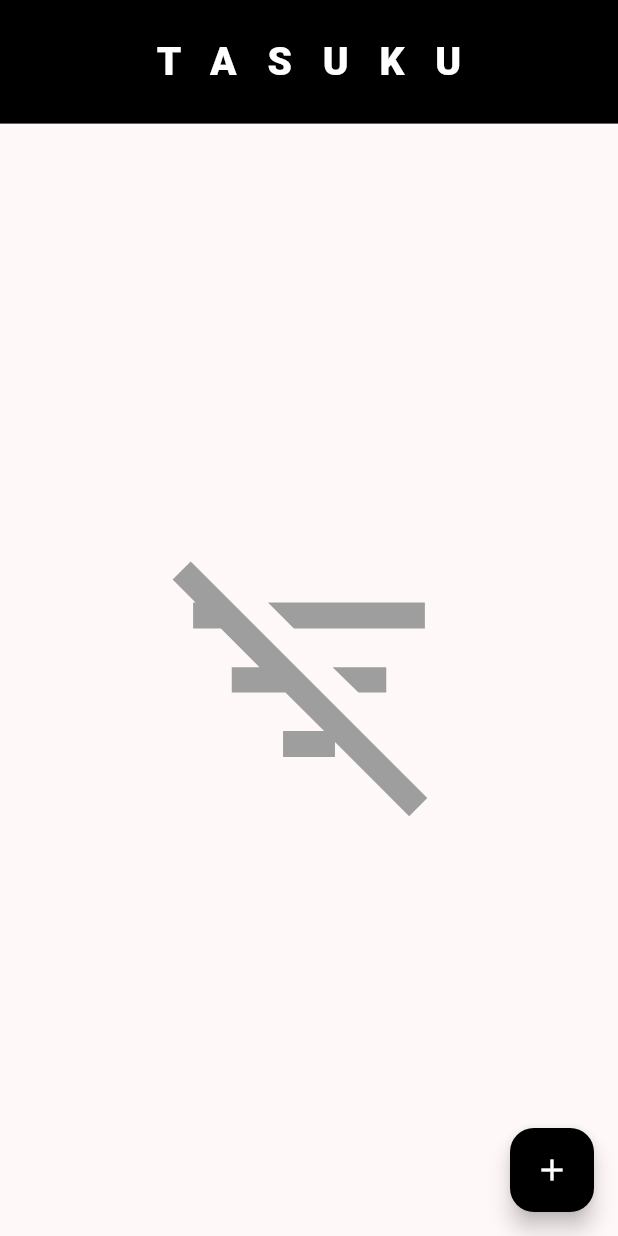
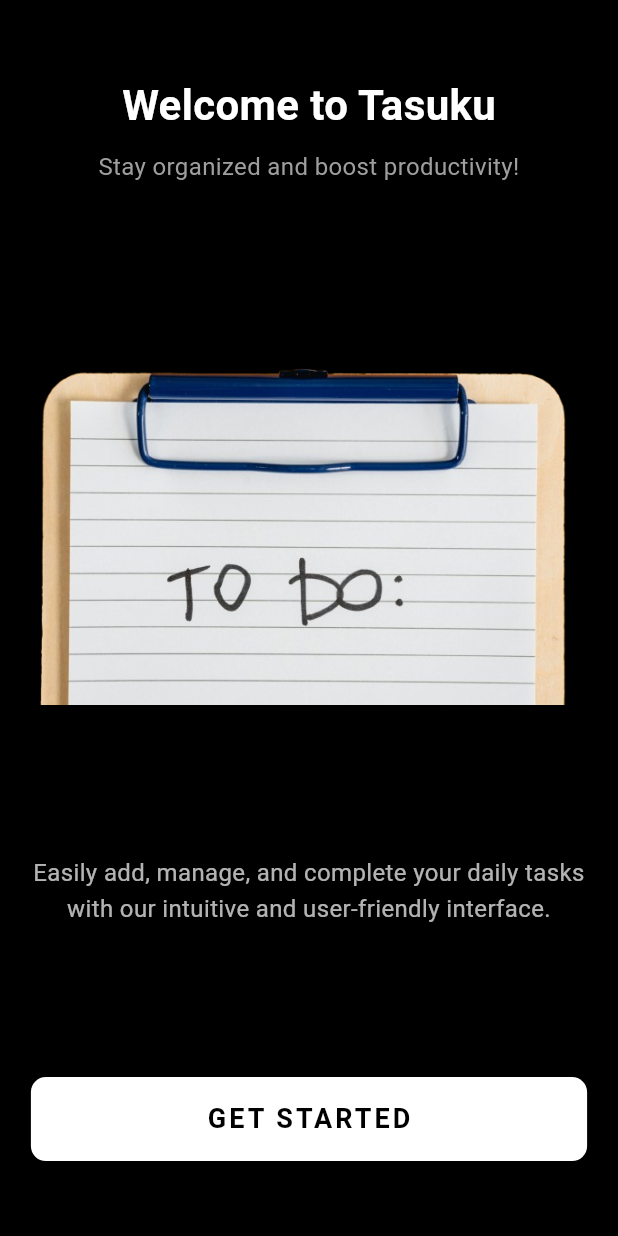
Before and after one commit to THEJOHNCALEB/Tasuku, a Flutter app: the screen it shows after launch, on a phone screen of 412 x 824 dp. Run offline on Flutter 3.47's test engine with Material 3 defaults, Android fonts, the light colour scheme and no system bars; our stand-ins replace hive_flutter; accounts and stored records are empty.

Commit message:
Added Onboarding Page

```diff
--- a/lib/main.dart
+++ b/lib/main.dart
@@ -1,7 +1,6 @@
 import 'package:flutter/material.dart';
 import 'package:hive_flutter/hive_flutter.dart';
-import 'package:tasuku/pages/home_page.dart';
-
+import 'package:tasuku/pages/onboarding.dart';
 void main() async {
   await Hive.initFlutter("hive");
   runApp(const MyApp());
@@ -19,7 +18,7 @@
         colorScheme: ColorScheme.fromSeed(seedColor: Colors.black),
         useMaterial3: true,
       ),
-      home: const HomePage(),
+      home: const Onboarding(),
     );
   }
 }
--- a/lib/pages/home_page.dart
+++ b/lib/pages/home_page.dart
@@ -42,7 +42,7 @@ class _HomePageState extends State<HomePage> {
   }
 
 Widget _listOfTaskView() {
-    List tasks = _box!.values.toList();
+  List tasks = _box!.values.toList().reversed.toList();
   return ListView.builder(
     itemCount: tasks.length,
     itemBuilder: (BuildContext _context, int _index) {
@@ -52,29 +52,32 @@ class _HomePageState extends State<HomePage> {
           task.task,
           style: TextStyle(
             decoration: task.check ? TextDecoration.lineThrough : null,
-                  fontSize: 27),
+            fontSize: 21,
+            color: task.check ? Colors.grey : Colors.black,
+          ),
         ),
         subtitle: Text(
-              "${task.time.day.toString()}/${task.time.month.toString()} - ${task.time.hour.toString()}:${task.time.minute.toString()}:${task.time.second.toString()}",
-              style: const TextStyle(fontSize: 15),
+          "${task.time.day.toString()}/${task.time.month.toString()} ~ ${task.time.hour.toString()}:${task.time.minute.toString()}:${task.time.second.toString()}",
+          style: const TextStyle(fontSize: 12, color: Colors.grey),
         ),
         trailing: Icon(
           task.check ? Icons.check_box_outlined : Icons.check_box_outline_blank,
         ),
         onLongPress: () {
-              _box?.deleteAt(_index);
+          _box?.deleteAt(tasks.length - 1 - _index);
           setState(() {});
         },
         onTap: () {
           task.check = !task.check;
           _box?.putAt(
-                _index,
+            tasks.length - 1 - _index,
             task.toMap(),
           );
           setState(() {});
         },
       );
-        });
+    },
+  );
 }
 
   Widget _getAllLists() {
--- /dev/null
+++ b/lib/pages/onboarding.dart
@@ -0,0 +1,109 @@
+import 'package:flutter/material.dart';
+import 'package:tasuku/pages/home_page.dart';
+
+class Onboarding extends StatelessWidget {
+  const Onboarding({super.key});
+
+  @override
+  Widget build(BuildContext context) {
+    return SafeArea(
+      child: Scaffold(
+        backgroundColor: Colors.black,
+        body: Column(
+          mainAxisAlignment: MainAxisAlignment.spaceAround,
+          children: [
+            _homeHeaderWidget(),
+            _mainImageWidget(context),
+            _descriptionWidget(),
+            _getStartedButtonWidget(context),
+          ],
+        ),
+      ),
+    );
+  }
+
+  Widget _homeHeaderWidget() {
+    return const Column(
+      children: [
+        Text(
+          "Welcome to Tasuku",
+          style: TextStyle(
+            color: Colors.white,
+            fontSize: 28,
+            fontWeight: FontWeight.bold,
+          ),
+        ),
+        SizedBox(height: 10),
+        Text(
+          "Stay organized and boost productivity!",
+          style: TextStyle(
+            color: Colors.grey,
+            fontSize: 16,
+          ),
+          textAlign: TextAlign.center,
+        ),
+      ],
+    );
+  }
+
+  Widget _mainImageWidget(BuildContext context) {
+    var _deviceHeight = MediaQuery.of(context).size.height;
+    return Container(
+      height: _deviceHeight * 0.3,
+      decoration: const BoxDecoration(
+        image: DecorationImage(
+          image: AssetImage("assets/img/onboarding.png"),
+          fit: BoxFit.contain,
+        ),
+      ),
+    );
+  }
+
+  Widget _descriptionWidget() {
+    return const Padding(
+      padding: EdgeInsets.symmetric(horizontal: 20),
+      child: Text(
+        "Easily add, manage, and complete your daily tasks with our intuitive and user-friendly interface.",
+        style: TextStyle(
+          color: Colors.white70,
+          fontSize: 16,
+          height: 1.5,
+        ),
+        textAlign: TextAlign.center,
+      ),
+    );
+  }
+
+  Widget _getStartedButtonWidget(BuildContext context) {
+    var _deviceWidth = MediaQuery.of(context).size.width;
+    return SizedBox(
+      width: _deviceWidth * 0.9,
+      child: TextButton(
+        onPressed: () {
+          // var box = await Hive.openBox('settings');
+          // box.put('isFirstLaunch', false);
+          Navigator.pushReplacement(
+            context,
+            MaterialPageRoute(builder: (context) => const HomePage()),
+          );
+        },
+        style: TextButton.styleFrom(
+          backgroundColor: Colors.white,
+          padding: const EdgeInsets.symmetric(vertical: 15),
+          shape: RoundedRectangleBorder(
+            borderRadius: BorderRadius.circular(10),
+          ),
+        ),
+        child: const Text(
+          'GET STARTED',
+          style: TextStyle(
+            color: Colors.black,
+            fontSize: 18,
+            fontWeight: FontWeight.bold,
+            letterSpacing: 2,
+          ),
+        ),
+      ),
+    );
+  }
+}
--- a/pubspec.yaml
+++ b/pubspec.yaml
@@ -60,8 +60,8 @@ flutter:
   uses-material-design: true
 
   # To add assets to your application, add an assets section, like this:
-  # assets:
-  #   - images/a_dot_burr.jpeg
+  assets:
+    - assets/img/onboarding.png
   #   - images/a_dot_ham.jpeg
 
   # An image asset can refer to one or more resolution-specific "variants", see
```
Also changed, not shown: assets/img/addnote_shot.png (added), assets/img/checked_shot.png (added), assets/img/home_shot.png (added), assets/img/onboarding.png (added), 1 other file. Lines whose indentation alone changed are shown as unchanged.
